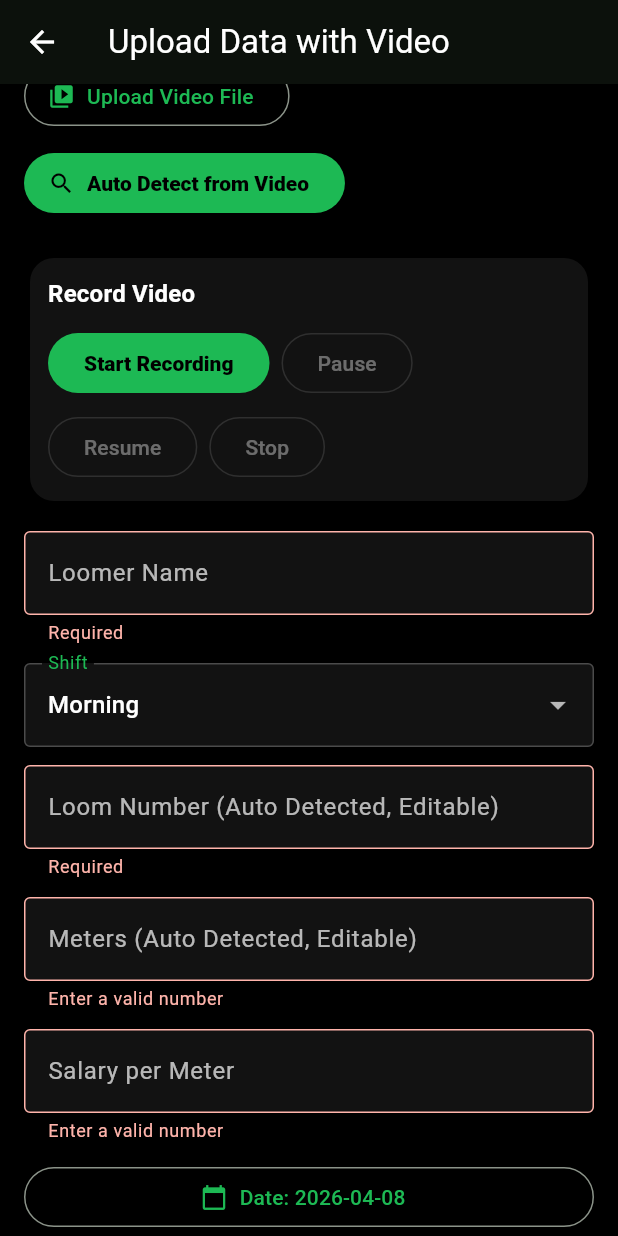
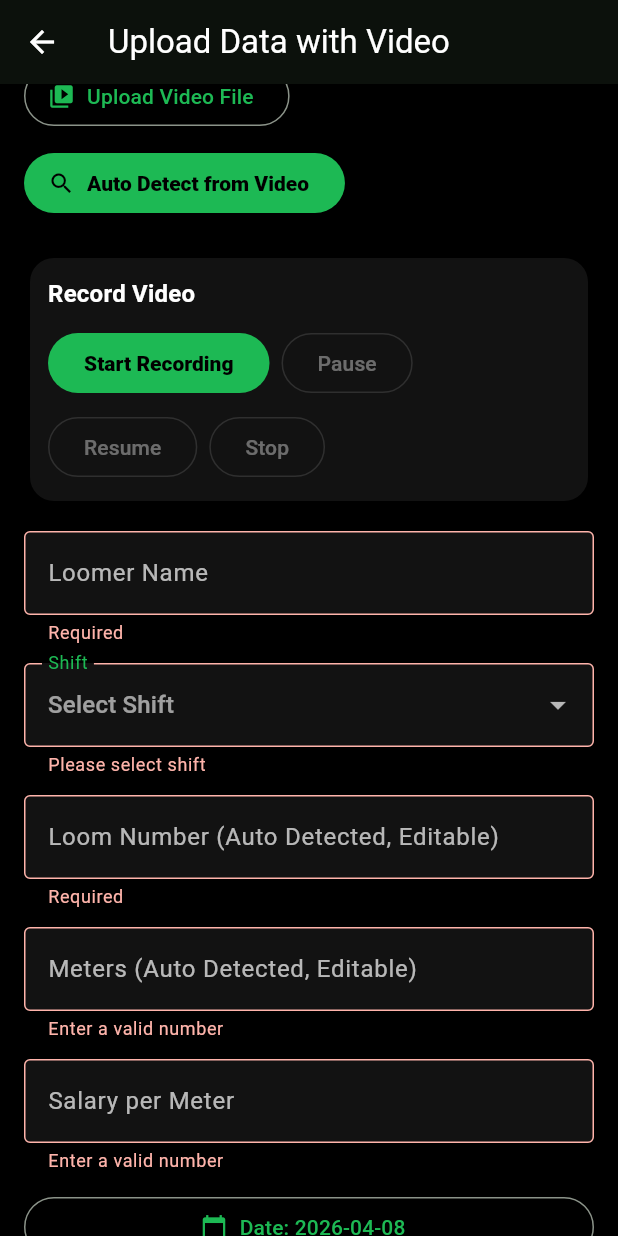
Before and after one commit to Gowtham-st31/mobile_app, a Flutter app: the UploadVideoDataScreen screen opened directly with empty values, scrolled down 108 dp, after a tap on "Submit Data", on a phone screen of 412 x 824 dp. Run offline on Flutter 3.47's test engine with Material 3 defaults, Android fonts, the phone set to English and light mode, and no system bars; our stand-ins replace camera, cookie_jar, dio, dio_cookie_manager, firebase_core, firebase_messaging and 6 more; accounts and stored records are empty; network calls fail; statements that could not run were skipped.

Commit message:
app bug solved

```diff
--- a/powerloom_mobile/lib/src/screens/enter_data_screen.dart
+++ b/powerloom_mobile/lib/src/screens/enter_data_screen.dart
@@ -23,7 +23,7 @@ class _EnterDataScreenState extends State<EnterDataScreen> {
   final _metersController = TextEditingController();
   final _salaryController = TextEditingController();
 
-  String _shift = 'Morning';
+  String? _shift;
   DateTime _date = DateTime.now();
   bool _submitting = false;
 
@@ -54,9 +54,15 @@ class _EnterDataScreenState extends State<EnterDataScreen> {
     final loom = _loomController.text.trim().toLowerCase();
     final meters = int.tryParse(_metersController.text.trim());
     final salary = double.tryParse(_salaryController.text.trim());
+    final selectedShift = _shift;
 
     if (meters == null || salary == null) {
       ScaffoldMessenger.of(context).showSnackBar(const SnackBar(content: Text('Enter valid meters and salary values.')));
+      return;
+    }
+
+    if (selectedShift == null || selectedShift.trim().isEmpty) {
+      ScaffoldMessenger.of(context).showSnackBar(const SnackBar(content: Text('Please select a shift.')));
       return;
     }
 
@@ -66,7 +72,7 @@ class _EnterDataScreenState extends State<EnterDataScreen> {
       await widget.controller.api.addLoomData(
         loomerName: loomer,
         loomNumber: loom,
-        shift: _shift,
+        shift: selectedShift,
         meters: meters,
         salaryPerMeter: salary,
         dateYYYYMMDD: dateStr,
@@ -111,11 +117,13 @@ class _EnterDataScreenState extends State<EnterDataScreen> {
             DropdownButtonFormField<String>(
               value: _shift,
               decoration: const InputDecoration(labelText: 'Shift'),
+              hint: const Text('Select Shift'),
+              validator: (v) => (v == null || v.trim().isEmpty) ? 'Please select shift' : null,
               items: const [
                 DropdownMenuItem(value: 'Morning', child: Text('Morning')),
                 DropdownMenuItem(value: 'Night', child: Text('Night')),
               ],
-              onChanged: _submitting ? null : (v) => setState(() => _shift = v ?? 'Morning'),
+              onChanged: _submitting ? null : (v) => setState(() => _shift = v),
             ),
             const SizedBox(height: 12),
 
@@ -168,6 +176,7 @@ class _EnterDataScreenState extends State<EnterDataScreen> {
                           builder: (_) => UploadVideoDataScreen(
                             controller: widget.controller,
                             session: widget.session,
+                            initialShift: _shift,
                           ),
                         ),
                       );
--- a/powerloom_mobile/lib/src/screens/upload_video_data_screen.dart
+++ b/powerloom_mobile/lib/src/screens/upload_video_data_screen.dart
@@ -11,11 +11,13 @@ import '../models/session.dart';
 class UploadVideoDataScreen extends StatefulWidget {
   final AppController controller;
   final Session session;
+  final String? initialShift;
 
   const UploadVideoDataScreen({
     super.key,
     required this.controller,
     required this.session,
+    this.initialShift,
   });
 
   @override
@@ -32,7 +34,7 @@ class _UploadVideoDataScreenState extends State<UploadVideoDataScreen> {
 
   final ImagePicker _picker = ImagePicker();
 
-  String _shift = 'Morning';
+  String? _shift;
   DateTime _date = DateTime.now();
 
   bool _detecting = false;
@@ -49,6 +51,8 @@ class _UploadVideoDataScreenState extends State<UploadVideoDataScreen> {
   @override
   void initState() {
     super.initState();
+
+    _shift = _normalizeShiftValue(widget.initialShift);
 
     _loomController.addListener(() {
       if (_detectedRows.isEmpty) return;
@@ -84,6 +88,13 @@ class _UploadVideoDataScreenState extends State<UploadVideoDataScreen> {
     ScaffoldMessenger.of(context).showSnackBar(SnackBar(content: Text(text)));
   }
 
+  String? _normalizeShiftValue(String? raw) {
+    final value = (raw ?? '').trim().toLowerCase();
+    if (value == 'morning' || value == 'day') return 'Morning';
+    if (value == 'night' || value == 'ngt') return 'Night';
+    return null;
+  }
+
   String _normalizeLoomNumber(String raw) {
     final trimmed = raw.trim();
     if (trimmed.isEmpty) return '';
@@ -91,6 +102,22 @@ class _UploadVideoDataScreenState extends State<UploadVideoDataScreen> {
     final parsed = int.tryParse(trimmed);
     if (parsed == null) return trimmed;
     return parsed.toString();
+  }
+
+  int? _parseMetersValue(dynamic raw) {
+    if (raw is int) return raw;
+    if (raw is double) return raw.round();
+
+    final text = (raw ?? '').toString().trim();
+    if (text.isEmpty) return null;
+
+    final asInt = int.tryParse(text);
+    if (asInt != null) return asInt;
+
+    final asDouble = double.tryParse(text);
+    if (asDouble != null) return asDouble.round();
+
+    return null;
   }
 
   Future<void> _pickDate() async {
@@ -266,10 +293,10 @@ class _UploadVideoDataScreenState extends State<UploadVideoDataScreen> {
     final normalizedRows = <_DetectedRowEditor>[];
     for (final row in rows) {
       final loomRaw = (row['loom_number'] ?? row['loom'] ?? '').toString();
-      final metersRaw = row['meters'];
+      final metersRaw = row['meters'] ?? row['meter'];
 
       final loom = _normalizeLoomNumber(loomRaw);
-      final meters = int.tryParse('$metersRaw');
+      final meters = _parseMetersValue(metersRaw);
       if (loom.isEmpty || meters == null) {
         continue;
       }
@@ -297,11 +324,26 @@ class _UploadVideoDataScreenState extends State<UploadVideoDataScreen> {
       return;
     }
 
+    final selectedShift = _shift;
+    if (selectedShift == null || selectedShift.isEmpty) {
+      _showMessage(
+        autoTriggered
+            ? 'Video selected. Please choose shift, then tap Auto Detect from Video.'
+            : 'Please select shift before auto detection.',
+      );
+      return;
+    }
+
+    if (!file.existsSync()) {
+      _showMessage('Selected video file is not available. Please pick or record again.');
+      return;
+    }
+
     setState(() => _detecting = true);
     try {
       final rows = await widget.controller.api.detectVideoData(
         videoFile: file,
-        shift: _shift,
+        shift: selectedShift,
       );
 
       if (rows.isEmpty) {
@@ -358,6 +400,12 @@ class _UploadVideoDataScreenState extends State<UploadVideoDataScreen> {
     if (!_formKey.currentState!.validate()) return;
 
     final loomer = _loomerController.text.trim().toLowerCase();
+    final selectedShift = _shift;
+    if (selectedShift == null || selectedShift.isEmpty) {
+      _showMessage('Please select shift.');
+      return;
+    }
+
     final salary = double.tryParse(_salaryController.text.trim());
     if (salary == null) {
       _showMessage('Enter a valid salary per meter.');
@@ -376,7 +424,7 @@ class _UploadVideoDataScreenState extends State<UploadVideoDataScreen> {
       if (_detectedRows.isNotEmpty) {
         final inserted = await widget.controller.api.addVideoBulkData(
           loomerName: loomer,
-          shift: _shift,
+          shift: selectedShift,
           salaryPerMeter: salary,
           dateYYYYMMDD: dateStr,
           rows: rows,
@@ -387,7 +435,7 @@ class _UploadVideoDataScreenState extends State<UploadVideoDataScreen> {
         await widget.controller.api.addLoomData(
           loomerName: loomer,
           loomNumber: _normalizeLoomNumber(_loomController.text).toLowerCase(),
-          shift: _shift,
+          shift: selectedShift,
           meters: int.parse(_metersController.text.trim()),
           salaryPerMeter: salary,
           dateYYYYMMDD: dateStr,
@@ -516,11 +564,13 @@ class _UploadVideoDataScreenState extends State<UploadVideoDataScreen> {
                 DropdownButtonFormField<String>(
                   value: _shift,
                   decoration: const InputDecoration(labelText: 'Shift'),
+                  hint: const Text('Select Shift'),
+                  validator: (v) => (v == null || v.trim().isEmpty) ? 'Please select shift' : null,
                   items: const [
                     DropdownMenuItem(value: 'Morning', child: Text('Morning')),
                     DropdownMenuItem(value: 'Night', child: Text('Night')),
                   ],
-                  onChanged: (_submitting || _detecting) ? null : (v) => setState(() => _shift = v ?? 'Morning'),
+                  onChanged: (_submitting || _detecting) ? null : (v) => setState(() => _shift = v),
                 ),
                 const SizedBox(height: 12),
 
```
Also changed, not shown: powerloom_mobile/lib/src/api/api_client.dart (+53 -3 lines).
